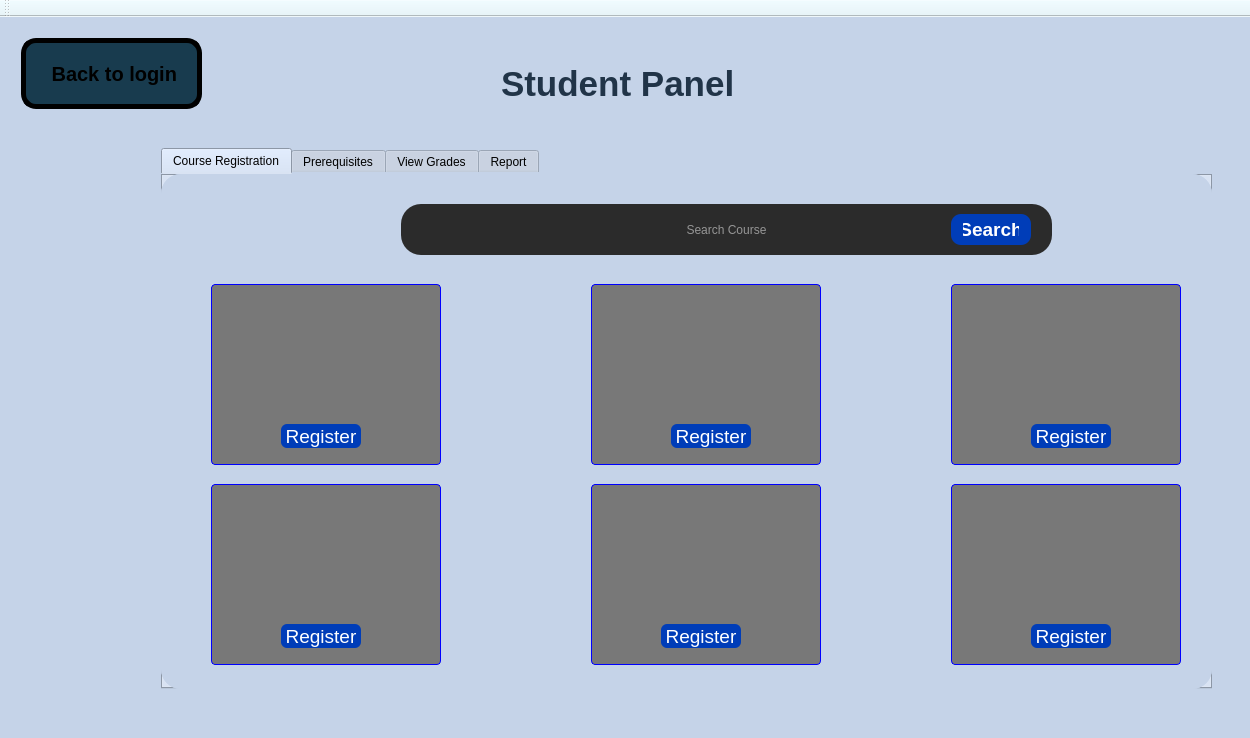
Ahmed-ElGoharyy/Coursifyy, file Coursify.ui: the form before one commit.
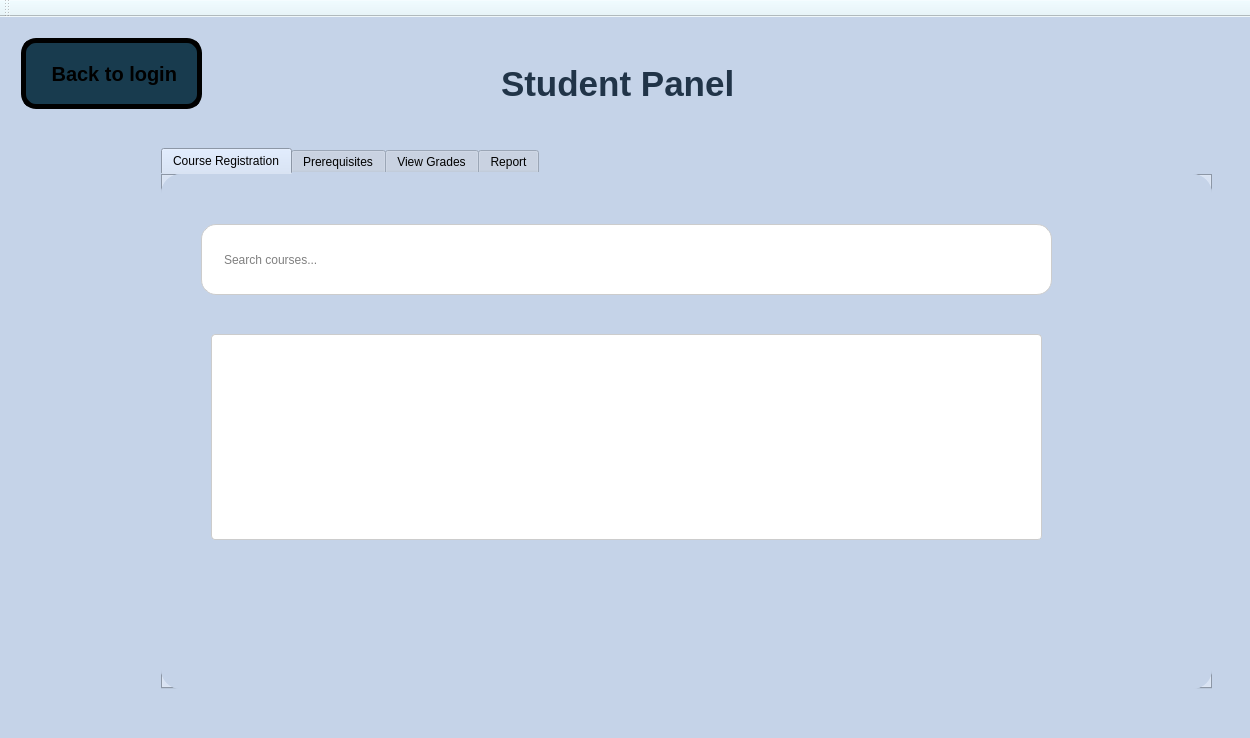
The form after the commit. The open tabs and pages were chosen to show the change. Icons and pictures are not drawn.

Patch:
```diff
--- a/Coursify.ui
+++ b/Coursify.ui
@@ -3977,408 +3977,82 @@
          <attribute name="title">
           <string>Course Registration</string>
          </attribute>
-         <widget class="QLineEdit" name="lineEdit">
+         <widget class="QListWidget" name="searchResultsList">
           <property name="geometry">
            <rect>
-            <x>240</x>
-            <y>30</y>
-            <width>651</width>
-            <height>51</height>
+            <x>50</x>
+            <y>160</y>
+            <width>831</width>
+            <height>206</height>
            </rect>
           </property>
           <property name="styleSheet">
-           <string notr="true">background-color: rgb(43, 43, 43);
-color: rgb(255, 255, 255);
-font: 12pt &quot;Segoe UI&quot;;</string>
+           <string notr="true">/* Apply this to your QListWidget */
+QListWidget#searchResultsList {
+    /* Visibility - handled programmatically, not in stylesheet */
+    background: white;
+    border: 1px solid #ccc;  /* Replaces StyledPanel */
+    border-radius: 4px;
+    padding: 2px;
+    show-decoration-selected: 1;
+    
+    /* Scrollbar behavior */
+    overflow-y: auto;  /* Replaces ScrollBarAsNeeded */
+    
+    /* Size limits */
+    max-height: 200px;
+}
+
+/* Scrollbar styling */
+QListWidget#searchResultsList::scroll-bar:vertical {
+    width: 12px;
+    background: #f1f1f1;
+}
+
+QListWidget#searchResultsList::scroll-bar:vertical:hover {
+    background: #e1e1e1;
+}
+
+/* Item styling */
+QListWidget#searchResultsList::item {
+    padding: 5px;
+    border-bottom: 1px solid #eee;
+}
+
+QListWidget#searchResultsList::item:selected {
+    background: #d0e3ff;
+    color: black;
+}
+
+QListWidget#searchResultsList::item:hover {
+    background: #f0f0f0;
+}</string>
           </property>
-          <property name="alignment">
-           <set>Qt::AlignmentFlag::AlignCenter</set>
+         </widget>
+         <widget class="QLineEdit" name="searchBar">
+          <property name="geometry">
+           <rect>
+            <x>40</x>
+            <y>50</y>
+            <width>851</width>
+            <height>71</height>
+           </rect>
           </property>
-          <property name="readOnly">
-           <bool>false</bool>
+          <property name="toolTipDuration">
+           <number>-4</number>
+          </property>
+          <property name="styleSheet">
+           <string notr="true">        QLineEdit {
+           background-color: white;
+           text-align: center;
+           border: 1px solid #ccc;
+           border-radius: 15px;
+           padding: 20px;
+        }
+</string>
           </property>
           <property name="placeholderText">
-           <string>Search Course</string>
-          </property>
-          <property name="cursorMoveStyle">
-           <enum>Qt::CursorMoveStyle::LogicalMoveStyle</enum>
-          </property>
-          <property name="clearButtonEnabled">
-           <bool>false</bool>
-          </property>
-         </widget>
-         <widget class="QPushButton" name="pushButton">
-          <property name="geometry">
-           <rect>
-            <x>260</x>
-            <y>40</y>
-            <width>20</width>
-            <height>31</height>
-           </rect>
-          </property>
-          <property name="font">
-           <font>
-            <family>Segoe UI</family>
-            <pointsize>14</pointsize>
-            <italic>false</italic>
-            <bold>false</bold>
-           </font>
-          </property>
-          <property name="styleSheet">
-           <string notr="true">background-color: rgb(43, 43, 43);</string>
-          </property>
-          <property name="text">
-           <string/>
-          </property>
-          <property name="icon">
-           <iconset theme="QIcon::ThemeIcon::EditFind"/>
-          </property>
-         </widget>
-         <widget class="QPushButton" name="pushButton_2">
-          <property name="geometry">
-           <rect>
-            <x>790</x>
-            <y>40</y>
-            <width>80</width>
-            <height>31</height>
-           </rect>
-          </property>
-          <property name="font">
-           <font>
-            <family>Segoe UI</family>
-            <pointsize>14</pointsize>
-            <italic>false</italic>
-            <bold>true</bold>
-           </font>
-          </property>
-          <property name="styleSheet">
-           <string notr="true">color: rgb(255, 255, 255);
-background-color: rgb(0, 61, 184);
- 
-    border-radius: 10px;         
-    padding: 6px 12px;
-    font-weight: bold;</string>
-          </property>
-          <property name="text">
-           <string>Search</string>
-          </property>
-         </widget>
-         <widget class="QPlainTextEdit" name="plainTextEdit">
-          <property name="geometry">
-           <rect>
-            <x>50</x>
-            <y>110</y>
-            <width>230</width>
-            <height>181</height>
-           </rect>
-          </property>
-          <property name="styleSheet">
-           <string notr="true">background-color: rgb(120, 120, 120);
-font: 700 12pt &quot;Segoe UI&quot;;
-
-   color:white;
-    border: 1px solid Blue;
-    border-radius: 4px;
-    padding: 4px;
-
-</string>
-          </property>
-          <property name="readOnly">
-           <bool>false</bool>
-          </property>
-          <property name="plainText">
-           <string/>
-          </property>
-         </widget>
-         <widget class="QPushButton" name="pushButton_4">
-          <property name="geometry">
-           <rect>
-            <x>120</x>
-            <y>250</y>
-            <width>80</width>
-            <height>24</height>
-           </rect>
-          </property>
-          <property name="font">
-           <font>
-            <family>Segoe UI</family>
-            <pointsize>14</pointsize>
-            <italic>false</italic>
-            <bold>false</bold>
-           </font>
-          </property>
-          <property name="styleSheet">
-           <string notr="true">background-color: rgb(0, 61, 184);
-color: rgb(255, 255, 255);
-border-radius:6px;</string>
-          </property>
-          <property name="text">
-           <string>Register</string>
-          </property>
-         </widget>
-         <widget class="QPlainTextEdit" name="plainTextEdit_2">
-          <property name="geometry">
-           <rect>
-            <x>430</x>
-            <y>110</y>
-            <width>230</width>
-            <height>181</height>
-           </rect>
-          </property>
-          <property name="styleSheet">
-           <string notr="true">background-color: rgb(120, 120, 120);
-font: 700 12pt &quot;Segoe UI&quot;;
-
-   color:white;
-    border: 1px solid Blue;
-    border-radius: 4px;
-    padding: 4px;
-
-</string>
-          </property>
-          <property name="readOnly">
-           <bool>false</bool>
-          </property>
-          <property name="plainText">
-           <string/>
-          </property>
-         </widget>
-         <widget class="QPlainTextEdit" name="plainTextEdit_3">
-          <property name="geometry">
-           <rect>
-            <x>790</x>
-            <y>110</y>
-            <width>230</width>
-            <height>181</height>
-           </rect>
-          </property>
-          <property name="styleSheet">
-           <string notr="true">background-color: rgb(120, 120, 120);
-font: 700 12pt &quot;Segoe UI&quot;;
-
-   color:white;
-    border: 1px solid Blue;
-    border-radius: 4px;
-    padding: 4px;
-
-</string>
-          </property>
-          <property name="readOnly">
-           <bool>false</bool>
-          </property>
-          <property name="plainText">
-           <string/>
-          </property>
-         </widget>
-         <widget class="QPlainTextEdit" name="plainTextEdit_4">
-          <property name="geometry">
-           <rect>
-            <x>50</x>
-            <y>310</y>
-            <width>230</width>
-            <height>181</height>
-           </rect>
-          </property>
-          <property name="styleSheet">
-           <string notr="true">background-color: rgb(120, 120, 120);
-font: 700 12pt &quot;Segoe UI&quot;;
-
-   color:white;
-    border: 1px solid Blue;
-    border-radius: 4px;
-    padding: 4px;
-
-</string>
-          </property>
-          <property name="readOnly">
-           <bool>false</bool>
-          </property>
-          <property name="plainText">
-           <string/>
-          </property>
-         </widget>
-         <widget class="QPlainTextEdit" name="plainTextEdit_5">
-          <property name="geometry">
-           <rect>
-            <x>430</x>
-            <y>310</y>
-            <width>230</width>
-            <height>181</height>
-           </rect>
-          </property>
-          <property name="styleSheet">
-           <string notr="true">background-color: rgb(120, 120, 120);
-font: 700 12pt &quot;Segoe UI&quot;;
-
-   color:white;
-    border: 1px solid Blue;
-    border-radius: 4px;
-    padding: 4px;
-
-</string>
-          </property>
-          <property name="readOnly">
-           <bool>false</bool>
-          </property>
-          <property name="plainText">
-           <string/>
-          </property>
-         </widget>
-         <widget class="QPlainTextEdit" name="plainTextEdit_6">
-          <property name="geometry">
-           <rect>
-            <x>790</x>
-            <y>310</y>
-            <width>230</width>
-            <height>181</height>
-           </rect>
-          </property>
-          <property name="styleSheet">
-           <string notr="true">background-color: rgb(120, 120, 120);
-font: 700 12pt &quot;Segoe UI&quot;;
-
-   color:white;
-    border: 1px solid Blue;
-    border-radius: 4px;
-    padding: 4px;
-
-</string>
-          </property>
-          <property name="readOnly">
-           <bool>false</bool>
-          </property>
-          <property name="plainText">
-           <string/>
-          </property>
-         </widget>
-         <widget class="QPushButton" name="pushButton_5">
-          <property name="geometry">
-           <rect>
-            <x>510</x>
-            <y>250</y>
-            <width>80</width>
-            <height>24</height>
-           </rect>
-          </property>
-          <property name="font">
-           <font>
-            <family>Segoe UI</family>
-            <pointsize>14</pointsize>
-            <italic>false</italic>
-            <bold>false</bold>
-           </font>
-          </property>
-          <property name="styleSheet">
-           <string notr="true">background-color: rgb(0, 61, 184);
-color: rgb(255, 255, 255);
-border-radius:6px;</string>
-          </property>
-          <property name="text">
-           <string>Register</string>
-          </property>
-         </widget>
-         <widget class="QPushButton" name="pushButton_11">
-          <property name="geometry">
-           <rect>
-            <x>870</x>
-            <y>250</y>
-            <width>80</width>
-            <height>24</height>
-           </rect>
-          </property>
-          <property name="font">
-           <font>
-            <family>Segoe UI</family>
-            <pointsize>14</pointsize>
-            <italic>false</italic>
-            <bold>false</bold>
-           </font>
-          </property>
-          <property name="styleSheet">
-           <string notr="true">background-color: rgb(0, 61, 184);
-color: rgb(255, 255, 255);
-border-radius:6px;</string>
-          </property>
-          <property name="text">
-           <string>Register</string>
-          </property>
-         </widget>
-         <widget class="QPushButton" name="pushButton_12">
-          <property name="geometry">
-           <rect>
-            <x>120</x>
-            <y>450</y>
-            <width>80</width>
-            <height>24</height>
-           </rect>
-          </property>
-          <property name="font">
-           <font>
-            <family>Segoe UI</family>
-            <pointsize>14</pointsize>
-            <italic>false</italic>
-            <bold>false</bold>
-           </font>
-          </property>
-          <property name="styleSheet">
-           <string notr="true">background-color: rgb(0, 61, 184);
-color: rgb(255, 255, 255);
-border-radius:6px;</string>
-          </property>
-          <property name="text">
-           <string>Register</string>
-          </property>
-         </widget>
-         <widget class="QPushButton" name="pushButton_13">
-          <property name="geometry">
-           <rect>
-            <x>500</x>
-            <y>450</y>
-            <width>80</width>
-            <height>24</height>
-           </rect>
-          </property>
-          <property name="font">
-           <font>
-            <family>Segoe UI</family>
-            <pointsize>14</pointsize>
-            <italic>false</italic>
-            <bold>false</bold>
-           </font>
-          </property>
-          <property name="styleSheet">
-           <string notr="true">background-color: rgb(0, 61, 184);
-color: rgb(255, 255, 255);
-border-radius:6px;</string>
-          </property>
-          <property name="text">
-           <string>Register</string>
-          </property>
-         </widget>
-         <widget class="QPushButton" name="pushButton_14">
-          <property name="geometry">
-           <rect>
-            <x>870</x>
-            <y>450</y>
-            <width>80</width>
-            <height>24</height>
-           </rect>
-          </property>
-          <property name="font">
-           <font>
-            <family>Segoe UI</family>
-            <pointsize>14</pointsize>
-            <italic>false</italic>
-            <bold>false</bold>
-           </font>
-          </property>
-          <property name="styleSheet">
-           <string notr="true">background-color: rgb(0, 61, 184);
-color: rgb(255, 255, 255);
-border-radius:6px;</string>
-          </property>
-          <property name="text">
-           <string>Register</string>
+           <string>Search courses...</string>
           </property>
          </widget>
         </widget>
```
Left out of the diff: 56 changed lines with no effect on the pictures.
